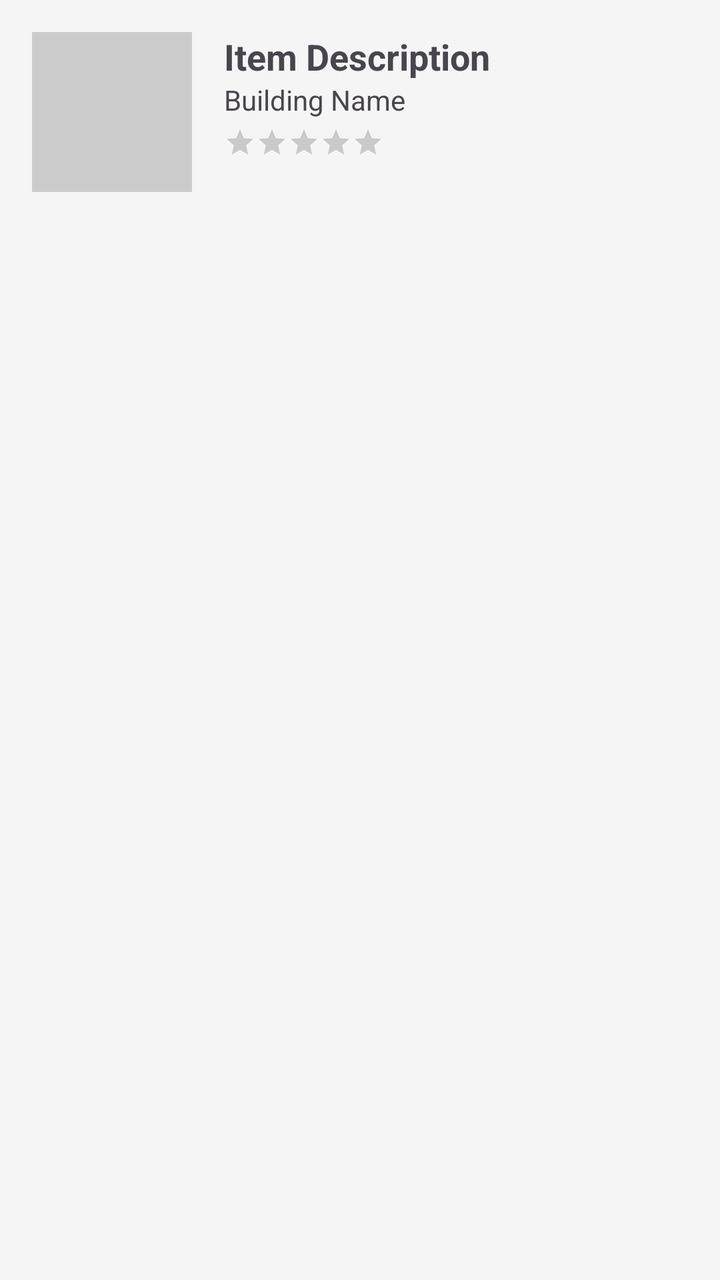
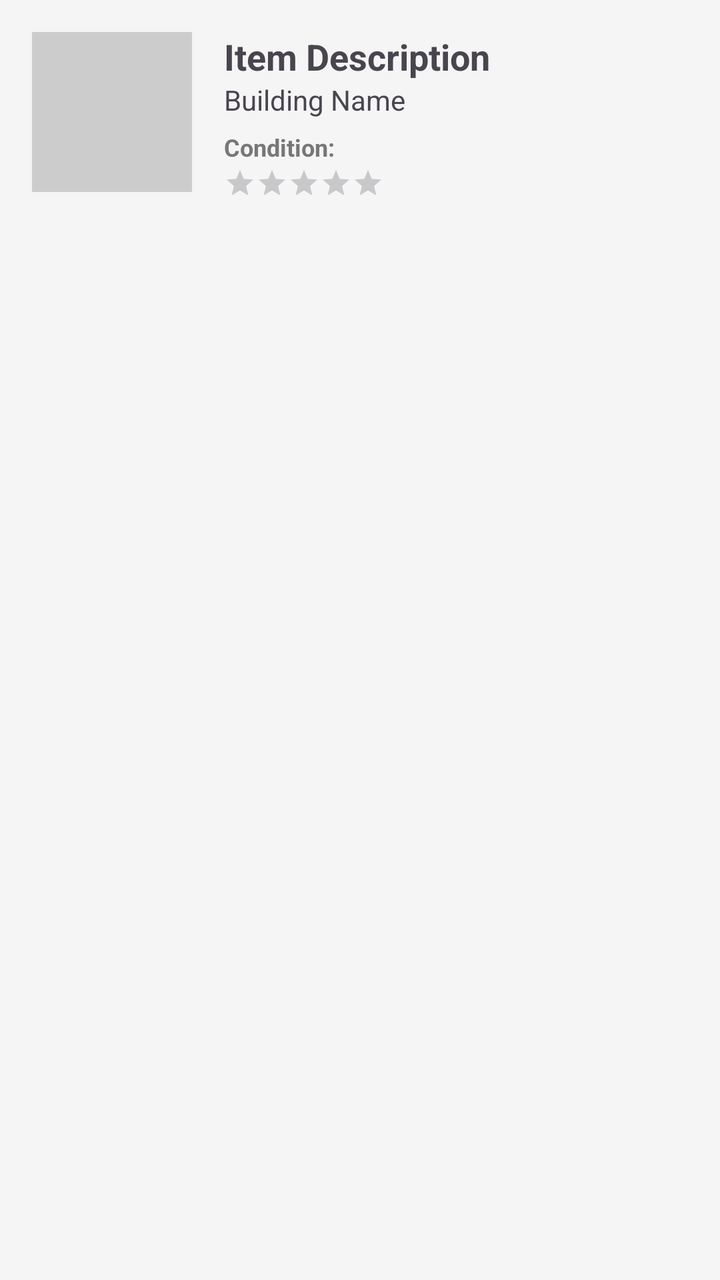

An Android layout rendered at two revisions. The XML below is the earlier revision; the diff shows what the commit changed to produce the second picture.
<!-- AndroidManifest.xml: application theme Theme.TerpTrack -->
<!-- res/layout/item_lost.xml -->
<?xml version="1.0" encoding="utf-8"?>
<LinearLayout xmlns:android="http://schemas.android.com/apk/res/android"
    android:layout_width="match_parent"
    android:layout_height="wrap_content"
    android:orientation="horizontal"
    android:padding="16dp"
    android:layout_marginBottom="8dp"
    android:background="#F5F5F5">

    <ImageView
        android:id="@+id/imageItemThumbnail"
        android:layout_width="80dp"
        android:layout_height="80dp"
        android:background="#CCCCCC"
        android:scaleType="centerCrop"
        android:layout_marginEnd="16dp"/>

    <LinearLayout
        android:layout_width="match_parent"
        android:layout_height="wrap_content"
        android:orientation="vertical">

        <TextView
            android:id="@+id/textDescription"
            android:layout_width="wrap_content"
            android:layout_height="wrap_content"
            android:text="Item Description"
            android:textStyle="bold"
            android:textSize="18sp"/>

        <TextView
            android:id="@+id/textBuilding"
            android:layout_width="wrap_content"
            android:layout_height="wrap_content"
            android:text="Building Name"
            android:textSize="14sp"/>

        <RatingBar
            android:id="@+id/ratingItemCondition"
            style="?android:attr/ratingBarStyleSmall"
            android:layout_width="wrap_content"
            android:layout_height="wrap_content"
            android:numStars="5"
            android:layout_marginTop="4dp"/>
    </LinearLayout>
</LinearLayout>
<!-- resources referenced by this layout -->
<resources>
  <style name="Theme.TerpTrack" parent="Base.Theme.TerpTrack" />
  <style name="Base.Theme.TerpTrack" parent="Theme.Material3.DayNight.NoActionBar">
          
          
      </style>
</resources>

<!-- the commit's change to res/layout/item_lost.xml (unified diff, before → after) -->
@@ -35,12 +35,22 @@
             android:text="Building Name"
             android:textSize="14sp"/>
 
+        <TextView
+            android:layout_width="wrap_content"
+            android:layout_height="wrap_content"
+            android:text="Condition:"
+            android:textSize="12sp"
+            android:layout_marginTop="6dp"
+            android:textStyle="bold"
+            android:textColor="#777777"/>
+
         <RatingBar
             android:id="@+id/ratingItemCondition"
             style="?android:attr/ratingBarStyleSmall"
             android:layout_width="wrap_content"
             android:layout_height="wrap_content"
             android:numStars="5"
-            android:layout_marginTop="4dp"/>
+            android:isIndicator="true"
+            android:layout_marginTop="2dp"/>
     </LinearLayout>
 </LinearLayout>
